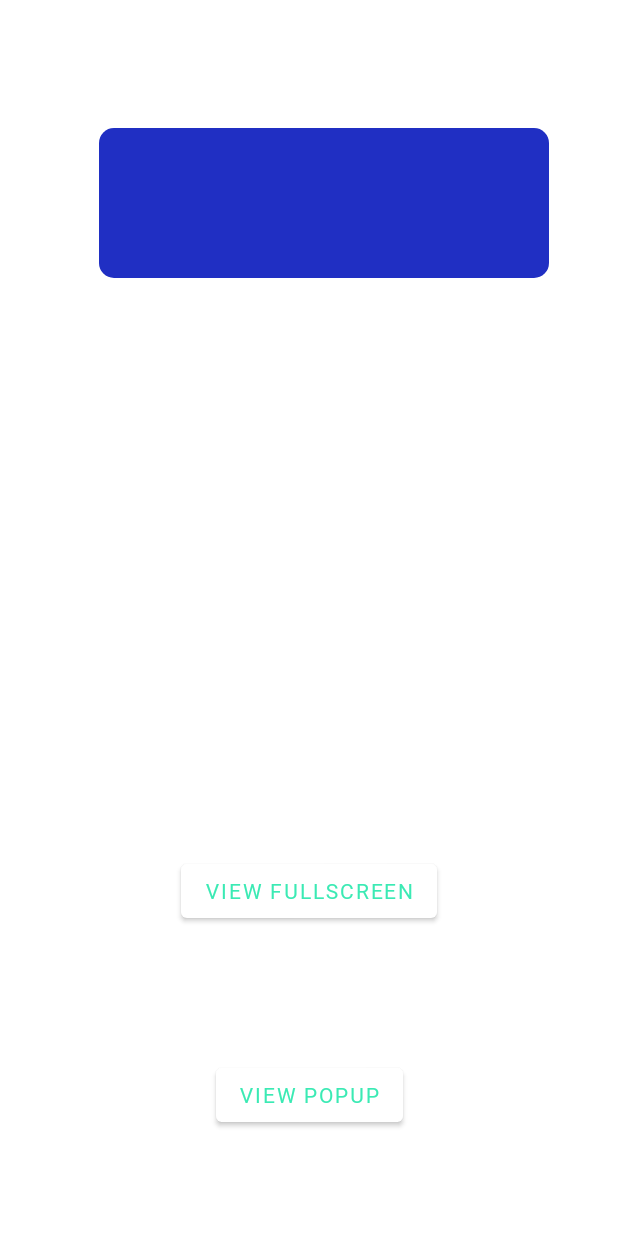
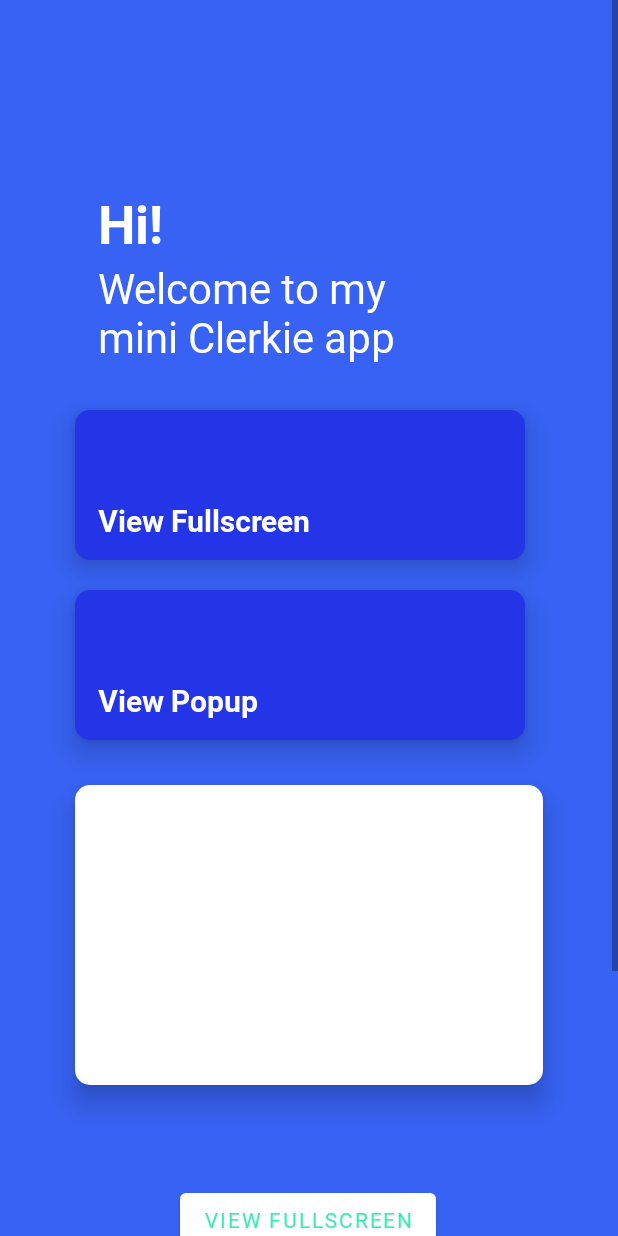
Before and after one commit to Tryden12/demoMiniClerkie, an Android app: the fragment MainFragment shown on its own in the app's theme, on a phone screen of 412 x 824 dp. Run offline under Robolectric (Android 15) with nearby library versions, the phone set to English and light mode, and no system bars; 2 statements that could not run were skipped.

Commit message:
added recyclerview to xml and various styling

```diff
--- /dev/null
+++ b/app/src/main/res/drawable/recycler_bg.xml
@@ -0,0 +1,13 @@
+<?xml version="1.0" encoding="utf-8"?>
+<shape xmlns:android="http://schemas.android.com/apk/res/android"
+
+    android:shape="rectangle">
+
+    <solid android:color="@color/white" />
+    <corners
+        android:topLeftRadius="10dp"
+        android:topRightRadius="10dp"
+        android:bottomLeftRadius="10dp"
+        android:bottomRightRadius="10dp"/>
+
+</shape>
--- a/app/src/main/res/layout/fragment_main.xml
+++ b/app/src/main/res/layout/fragment_main.xml
@@ -6,6 +6,7 @@
     android:layout_width="match_parent"
     android:layout_height="match_parent"
     tools:context=".ui.main.MainFragment"
+    android:background="@color/blue"
     android:id="@+id/parentLayout">
 
 
@@ -20,12 +21,13 @@
             android:layout_height="wrap_content"
             android:layout_marginStart="108dp"
 
-            android:layout_marginTop="570dp"
+            android:layout_marginTop="296dp"
             android:layout_marginEnd="108dp"
             android:text="View fullscreen"
             app:layout_constraintEnd_toEndOf="parent"
+            app:layout_constraintHorizontal_bias="0.478"
             app:layout_constraintStart_toStartOf="parent"
-            app:layout_constraintTop_toTopOf="parent" />
+            app:layout_constraintTop_toBottomOf="@+id/view2" />
 
         <Button
             android:id="@+id/view_popup_btn"
@@ -35,22 +37,104 @@
 
             android:layout_marginTop="88dp"
             android:layout_marginEnd="132dp"
+            android:layout_marginBottom="75dp"
             android:text="View popup"
+            app:layout_constraintBottom_toBottomOf="parent"
             app:layout_constraintEnd_toEndOf="parent"
             app:layout_constraintStart_toStartOf="parent"
             app:layout_constraintTop_toBottomOf="@+id/view_fullscreen_btn" />
+
+
+        <TextView
+            android:id="@+id/heading1"
+            android:layout_width="wrap_content"
+            android:layout_height="wrap_content"
+            android:layout_marginStart="65dp"
+            android:layout_marginTop="125dp"
+            android:text="@string/secret_tools"
+            android:textSize="35sp"
+            android:fontFamily="@font/roboto_bold"
+            android:textColor="@color/white"
+            app:layout_constraintStart_toStartOf="parent"
+            app:layout_constraintTop_toTopOf="parent" />
+
+        <TextView
+            android:id="@+id/heading2"
+            android:layout_width="wrap_content"
+            android:layout_height="wrap_content"
+            android:layout_marginStart="65dp"
+            android:layout_marginTop="0dp"
+            android:text="@string/to_master_debt"
+            android:textSize="28sp"
+            android:textColor="@color/white"
+            app:layout_constraintStart_toStartOf="parent"
+            app:layout_constraintTop_toBottomOf="@+id/heading1" />
+
 
         <View
             android:id="@+id/view"
             android:layout_width="300dp"
             android:layout_height="100dp"
-            android:layout_marginStart="65dp"
-            android:layout_marginTop="85dp"
-            android:layout_marginEnd="46dp"
+            android:layout_marginStart="50dp"
+            android:layout_marginTop="30dp"
+            android:elevation="10dp"
             android:background="@drawable/card_bg"
+            app:layout_constraintStart_toStartOf="parent"
+            app:layout_constraintTop_toBottomOf="@+id/heading2" />
+
+        <TextView
+            android:id="@+id/textView3"
+            android:layout_width="wrap_content"
+            android:layout_height="wrap_content"
+            android:layout_marginStart="15dp"
+            android:layout_marginTop="60dp"
+            android:text="@string/view_fullscreen"
+            android:fontFamily="@font/roboto_bold"
+            android:textSize="20sp"
+            android:elevation="12dp"
+            android:textColor="@color/white"
+            app:layout_constraintStart_toStartOf="@+id/view"
+            app:layout_constraintTop_toTopOf="@+id/view" />
+
+
+        <View
+            android:id="@+id/view2"
+            android:layout_width="300dp"
+            android:layout_height="100dp"
+            android:layout_marginStart="50dp"
+            android:layout_marginTop="20dp"
+            android:elevation="10dp"
+            android:background="@drawable/card_bg"
+            app:layout_constraintStart_toStartOf="parent"
+            app:layout_constraintTop_toBottomOf="@+id/view" />
+
+        <TextView
+            android:id="@+id/textView4"
+            android:layout_width="wrap_content"
+            android:layout_height="wrap_content"
+            android:layout_marginStart="15dp"
+            android:layout_marginTop="60dp"
+            android:fontFamily="@font/roboto_bold"
+            android:text="@string/view_popup"
+            android:textColor="@color/white"
+            android:elevation="12dp"
+            android:textSize="20sp"
+            app:layout_constraintStart_toStartOf="@+id/view2"
+            app:layout_constraintTop_toTopOf="@+id/view2" />
+
+        <androidx.recyclerview.widget.RecyclerView
+            android:id="@+id/myRecyclerView"
+            android:layout_width="0dp"
+            android:layout_height="200dp"
+            android:layout_marginStart="50dp"
+            android:layout_marginTop="30dp"
+            android:layout_marginEnd="50dp"
+            android:background="@drawable/recycler_bg"
+            android:elevation="10dp"
+            android:padding="10dp"
             app:layout_constraintEnd_toEndOf="parent"
             app:layout_constraintStart_toStartOf="parent"
-            app:layout_constraintTop_toTopOf="parent" />
+            app:layout_constraintTop_toBottomOf="@+id/view2" />
 
 
     </androidx.constraintlayout.widget.ConstraintLayout>
--- a/app/src/main/res/values/colors.xml
+++ b/app/src/main/res/values/colors.xml
@@ -17,8 +17,8 @@
     <color name="danger_red">#d9534f</color>
 
     <color name="light_blue">#3BCBF9</color>
-    <color name="blue">#3751F3</color>
-    <color name="dark_blue">#202FC3</color>
+    <color name="blue">#3762F3</color>
+    <color name="dark_blue">#2335E7</color>
     <color name="light_green">#3BEAB4</color>
     <color name="purple">#9F15FF</color>
     <color name="pink_purple">#FF42FC</color>
--- a/app/src/main/res/values/strings.xml
+++ b/app/src/main/res/values/strings.xml
@@ -5,4 +5,11 @@
 
     <string name="open">Open</string>
     <string name="close">Close</string>
+
+
+    <string name="secret_tools">Hi!</string>
+    <string name="to_master_debt">Welcome to my \nmini Clerkie app</string>
+
+    <string name="view_fullscreen">View Fullscreen</string>
+    <string name="view_popup">View Popup</string>
 </resources>
```
Lines whose indentation alone changed are shown as unchanged.
